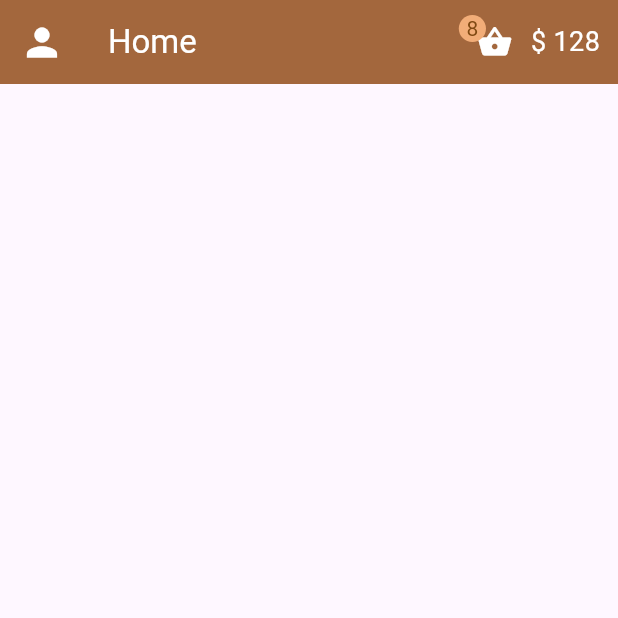
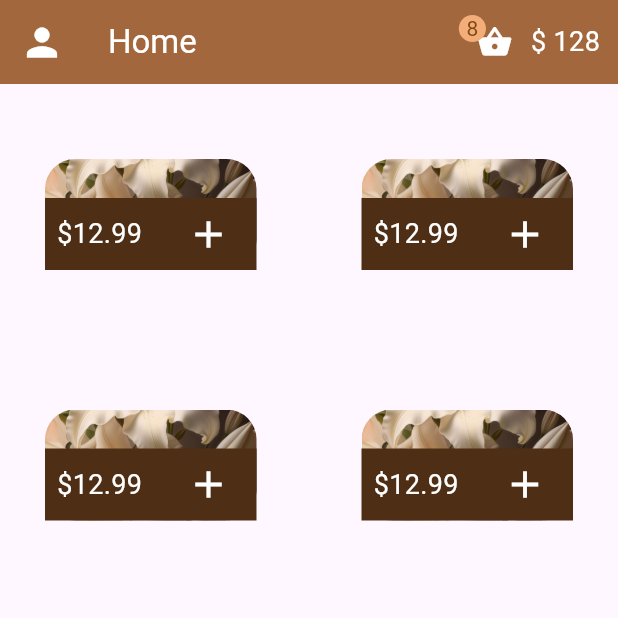
Before and after one commit to tahiaatef/FlowerAPP, a Flutter app: the screen it shows after launch, on a phone screen of 412 x 824 dp, the top half of it. Run offline on Flutter 3.47's test engine with Material 3 defaults, Android fonts, the light colour scheme and no system bars.

Commit message:
add  GridView.builder to home page

```diff
--- a/lib/pages/home.dart
+++ b/lib/pages/home.dart
@@ -1,3 +1,5 @@
+// ignore_for_file: sort_child_properties_last
+
 import 'package:flutter/material.dart';
 import 'package:flutter_application_6/shared/colors.dart';
 
@@ -22,17 +24,39 @@ class Home extends StatelessWidget {
               accountName: Text("Sahil"),
               accountEmail: Text("sahil@.com")),
           ListTile(
-              title: Text("Home" , style: TextStyle(color:Color.fromARGB(255, 80, 40, 7),fontWeight: FontWeight.bold),), leading: Icon(Icons.home), onTap: () {}),
+              title: Text(
+                "Home",
+                style: TextStyle(
+                    color: Color.fromARGB(255, 80, 40, 7),
+                    fontWeight: FontWeight.bold),
+              ),
+              leading: Icon(Icons.home),
+              onTap: () {}),
           ListTile(
-              title: Text("My products",style: TextStyle(color:Color.fromARGB(255, 80, 40, 7),fontWeight: FontWeight.bold),),
+              title: Text(
+                "My products",
+                style: TextStyle(
+                    color: Color.fromARGB(255, 80, 40, 7),
+                    fontWeight: FontWeight.bold),
+              ),
               leading: Icon(Icons.shopping_basket_rounded),
               onTap: () {}),
           ListTile(
-              title: Text("About",style: TextStyle(color:Color.fromARGB(255, 80, 40, 7),fontWeight: FontWeight.bold),),
+              title: Text(
+                "About",
+                style: TextStyle(
+                    color: Color.fromARGB(255, 80, 40, 7),
+                    fontWeight: FontWeight.bold),
+              ),
               leading: Icon(Icons.help_center),
               onTap: () {}),
           ListTile(
-              title: Text("Logout",style: TextStyle(color:Color.fromARGB(255, 80, 40, 7),fontWeight: FontWeight.bold),),
+              title: Text(
+                "Logout",
+                style: TextStyle(
+                    color: Color.fromARGB(255, 80, 40, 7),
+                    fontWeight: FontWeight.bold),
+              ),
               leading: Icon(Icons.exit_to_app),
               onTap: () {}),
           Container(
@@ -41,7 +65,10 @@ class Home extends StatelessWidget {
                 color: Colors.grey,
                 child: Text(
                   "Developed by Tahia Atef © 2024",
-                  style: TextStyle(fontSize: 16 , fontWeight: FontWeight.bold , color: Color.fromARGB(255, 80, 40, 7)),
+                  style: TextStyle(
+                      fontSize: 16,
+                      fontWeight: FontWeight.bold,
+                      color: Color.fromARGB(255, 80, 40, 7)),
                 ),
               ))
         ]),
@@ -98,6 +125,52 @@ class Home extends StatelessWidget {
           )
         ],
       ),
+      body: Padding(
+        padding: const EdgeInsets.only(top: 20),
+        child: GridView.builder(
+            gridDelegate: SliverGridDelegateWithFixedCrossAxisCount(
+                crossAxisCount: 2,
+                childAspectRatio: 3 / 2,
+                crossAxisSpacing: 10,
+                mainAxisSpacing: 33),
+            itemCount: 4,
+            itemBuilder: (BuildContext context, int index) {
+              return GestureDetector(
+                onTap: () {},
+                child: GridTile(
+                  child: Container(
+                    margin: EdgeInsets.all(30),
+                    decoration: BoxDecoration(
+                      borderRadius: BorderRadius.circular(20),
+                      image: DecorationImage(
+                        image: AssetImage("assets/imgs/img1.jpg"),
+                        fit: BoxFit.cover,
+                      ),
+                    ),
+                  ),
+                  footer: Container(
+                    margin: EdgeInsets.all(30),
+
+                    child: GridTileBar(
+                      backgroundColor: Color.fromARGB(255, 78, 47, 21),
+                      trailing: IconButton(
+                          color: Color.fromARGB(255, 255, 255, 255),
+                          iconSize: 30,
+                          onPressed: () {},
+                          icon: Icon(Icons.add)),
+
+                      leading: Text("\$12.99" , style: TextStyle(color: Colors.white,fontSize: 18),),
+
+                      title: Text(
+                        textAlign: TextAlign.center,
+                        "PHLOX",style: TextStyle(color: const Color.fromARGB(255, 219, 94, 48),fontSize: 18,fontWeight: FontWeight.bold)
+                      ),
+                    ),
+                  ),
+                ),
+              );
+            }),
+      ),
     ));
   }
 }
```
Also changed, not shown: assets/imgs/img1.jpg (added), assets/imgs/img10.jpg (added), assets/imgs/img2.jpg (added), assets/imgs/img3.jpg (added), assets/imgs/img4.jpg (added), assets/imgs/img5.jpg (added), assets/imgs/img6.jpg (added), assets/imgs/img7.jpg (added), assets/imgs/img8.jpg (added), assets/imgs/img9.jpg (added).
